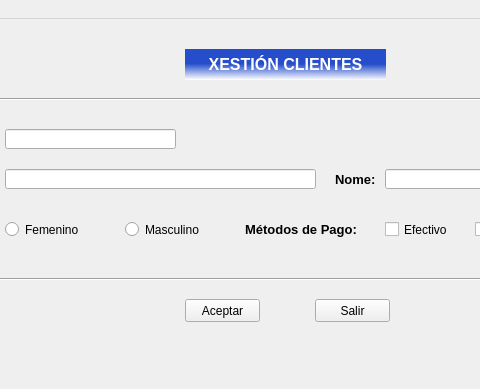
First picture: the form in ventana.ui, repository byChamaco/BLANCOLORENZO, before the edit; both pictures show x 105 to 585 and y 0 to 389 of the 800 by 600 pixel window.
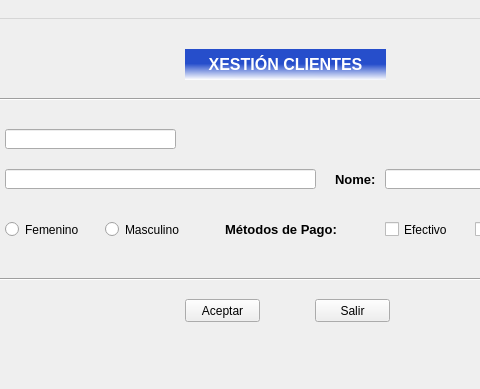
Second picture: the form after the edit.

Commit message: Versión 0.0.0 Modulo Dni finalizado

The edit to the form file:
```diff
--- a/ventana.ui
+++ b/ventana.ui
@@ -244,7 +244,7 @@
    <widget class="QRadioButton" name="rbtnMasculino">
     <property name="geometry">
      <rect>
-      <x>230</x>
+      <x>210</x>
       <y>200</y>
       <width>91</width>
       <height>21</height>
@@ -257,7 +257,7 @@
    <widget class="QLabel" name="lblMetPagos">
     <property name="geometry">
      <rect>
-      <x>350</x>
+      <x>330</x>
       <y>190</y>
       <width>131</width>
       <height>41</height>
```
The commit also changes 1 other file.
